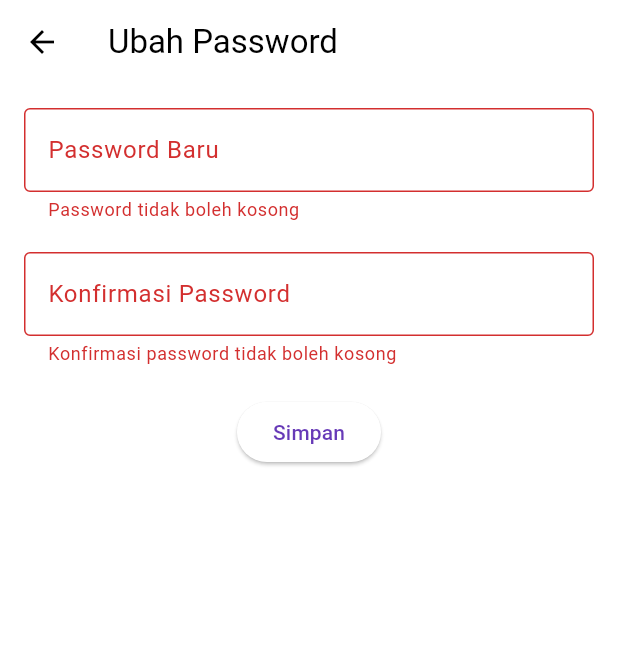
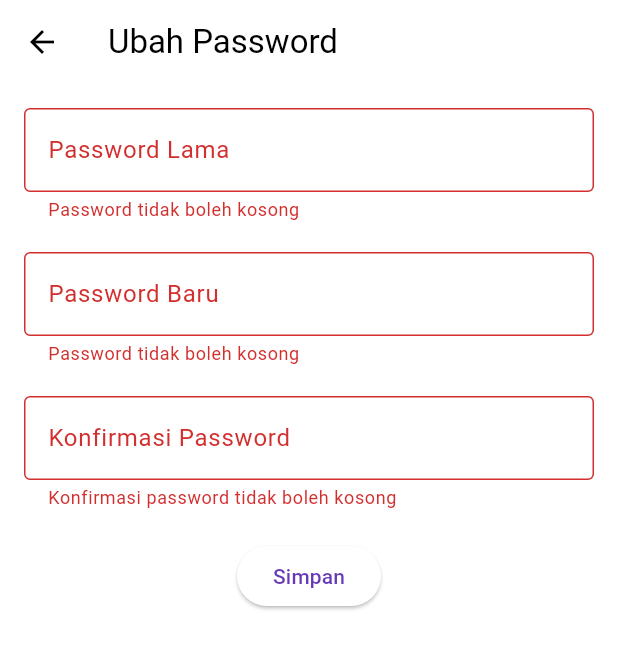
Before and after one commit to PBP-Ganjil-2024-2025-D12/BekasBerkelasMobile, a Flutter app: the ChangePasswordPage screen opened directly, after a tap on "Simpan", on a phone screen of 412 x 824 dp. Shown: the top 649 px of the screen. Run offline on Flutter 3.47's test engine with Material 3 defaults, Android fonts, the light colour scheme and no system bars; our stand-ins replace flutter_secure_storage; missing offline and left inert: pbp_django_auth; accounts and stored records are empty.

Commit message:
implement ganti password

```diff
--- a/lib/user_dashboard/screen/change_email.dart
+++ b/lib/user_dashboard/screen/change_email.dart
@@ -14,7 +14,7 @@ class ChangeEmailPage extends StatefulWidget {
 class ChangeEmailPageState extends State<ChangeEmailPage> {
   final _formKey = GlobalKey<FormState>();
   final _emailController = TextEditingController();
-  final String baseUrl = 'http://127.0.0.1:8000';
+  final String baseUrl = 'http://10.0.2.2:8000/dashboard';
 
   @override
   void dispose() {
@@ -30,7 +30,7 @@ class ChangeEmailPageState extends State<ChangeEmailPage> {
         'email': newEmail,
       });
 
-      final response = await request.post('$baseUrl/dashboard/update_profile_flutter/', data);
+      final response = await request.post('$baseUrl/update_profile_flutter/', data);
 
       if (!mounted) return;
 
--- a/lib/user_dashboard/screen/change_name.dart
+++ b/lib/user_dashboard/screen/change_name.dart
@@ -13,7 +13,7 @@ class ChangeNamePage extends StatefulWidget {
 class ChangeNamePageState extends State<ChangeNamePage> {
   final _formKey = GlobalKey<FormState>();
   final _nameController = TextEditingController();
-  final String baseUrl = 'http://127.0.0.1:8000';
+  final String baseUrl = 'http://10.0.2.2:8000/dashboard';
 
   @override
   void dispose() {
@@ -29,7 +29,7 @@ class ChangeNamePageState extends State<ChangeNamePage> {
         'name': newName,
       });
 
-      final response = await request.post('$baseUrl/dashboard/update_profile_flutter/', data);
+      final response = await request.post('$baseUrl/update_profile_flutter/', data);
 
       if (!mounted) return;
 
--- a/lib/user_dashboard/screen/change_password.dart
+++ b/lib/user_dashboard/screen/change_password.dart
@@ -1,14 +1,22 @@
+import 'dart:convert';
+
 import 'package:flutter/material.dart';
+import 'package:pbp_django_auth/pbp_django_auth.dart';
+import 'package:provider/provider.dart';
 
 class ChangePasswordPage extends StatefulWidget {
+  const ChangePasswordPage({super.key});
+
   @override
-  _ChangePasswordPageState createState() => _ChangePasswordPageState();
+  ChangePasswordPageState createState() => ChangePasswordPageState();
 }
 
-class _ChangePasswordPageState extends State<ChangePasswordPage> {
+class ChangePasswordPageState extends State<ChangePasswordPage> {
   final _formKey = GlobalKey<FormState>();
+  final _oldPasswordController = TextEditingController();
   final _passwordController = TextEditingController();
   final _confirmPasswordController = TextEditingController();
+  final String baseUrl = 'http://10.0.2.2:8000/dashboard';
 
   @override
   void dispose() {
@@ -17,19 +25,46 @@ class _ChangePasswordPageState extends State<ChangePasswordPage> {
     super.dispose();
   }
 
-  void _submitForm() {
+  void _submitForm(CookieRequest request) async {
     if (_formKey.currentState!.validate()) {
-      String newPassword = _passwordController.text;
-      print('Password baru: $newPassword');
+      String oldPassword = _oldPasswordController.text;
+      String newPassword1 = _passwordController.text;
+      String newPassword2 = _confirmPasswordController.text;
+
+      final data = jsonEncode({
+        'old_password': oldPassword,
+        'new_password1': newPassword1,
+        'new_password2': newPassword2,
+      });
+
+      final response = await request.post('$baseUrl/change_password_flutter/', data);
+      if (!mounted) return;
+
+      if (response['status'] == 'success') {
+        _showSnackbar(context, 'Password berhasil diubah');
+      } else {
+        _showSnackbar(context, 'Gagal mengubah password: ${response['message']}');
+      }
+
       Navigator.pop(context);
     }
   }
 
+  void _showSnackbar(BuildContext context, String message) {
+    ScaffoldMessenger.of(context).showSnackBar(
+      SnackBar(
+        content: Text(message),
+      ),
+    );
+  }
+
   @override
   Widget build(BuildContext context) {
+    final request = context.watch<CookieRequest>();
+
     return Scaffold(
       appBar: AppBar(
-        title: Text('Ubah Password'),
+        title: const Text('Ubah Password'),
       ),
       body: Padding(
         padding: const EdgeInsets.all(16.0),
@@ -39,8 +74,23 @@ class _ChangePasswordPageState extends State<ChangePasswordPage> {
             crossAxisAlignment: CrossAxisAlignment.start,
             children: [
               TextFormField(
+                controller: _oldPasswordController,
+                decoration: const InputDecoration(
+                  labelText: 'Password Lama',
+                  border: OutlineInputBorder(),
+                ),
+                obscureText: true,
+                validator: (value) {
+                  if (value == null || value.isEmpty) {
+                    return 'Password tidak boleh kosong';
+                  }
+                  return null;
+                },
+              ),
+              const SizedBox(height: 20),
+              TextFormField(
                 controller: _passwordController,
-                decoration: InputDecoration(
+                decoration: const InputDecoration(
                   labelText: 'Password Baru',
                   border: OutlineInputBorder(),
                 ),
@@ -54,10 +104,10 @@ class _ChangePasswordPageState extends State<ChangePasswordPage> {
                   return null;
                 },
               ),
-              SizedBox(height: 20),
+              const SizedBox(height: 20),
               TextFormField(
                 controller: _confirmPasswordController,
-                decoration: InputDecoration(
+                decoration: const InputDecoration(
                   labelText: 'Konfirmasi Password',
                   border: OutlineInputBorder(),
                 ),
@@ -71,11 +121,11 @@ class _ChangePasswordPageState extends State<ChangePasswordPage> {
                   return null;
                 },
               ),
-              SizedBox(height: 20),
+              const SizedBox(height: 20),
               Center(
                 child: ElevatedButton(
-                  onPressed: _submitForm,
-                  child: Text('Simpan'),
+                  onPressed: () => _submitForm(request),
+                  child: const Text('Simpan'),
                 ),
               ),
             ],
--- a/lib/user_dashboard/screen/dashboard.dart
+++ b/lib/user_dashboard/screen/dashboard.dart
@@ -15,7 +15,7 @@ class DashboardPage extends StatefulWidget {
 }
 
 class _DashboardPageState extends State<DashboardPage> {
-  final String baseUrl = 'http://127.0.0.1:8000';
+  final String baseUrl = 'http://10.0.2.2:8000';
   late String name = '';
   late String email = '';
   late String phoneNumber = '';
@@ -72,7 +72,9 @@ class _DashboardPageState extends State<DashboardPage> {
                         Center(
                           child: CircleAvatar(
                             radius: 50,
-                            backgroundImage: NetworkImage(imageUrl),
+                            backgroundImage: imageUrl.isNotEmpty
+                                ? NetworkImage(imageUrl)
+                                : const AssetImage('assets/default_profile_picture.png') as ImageProvider,
                           ),
                         ),
                         const SizedBox(height: 20),
```
Also changed, not shown: lib/user_dashboard/screen/change_NoTelp.dart (+3 -5 lines).
